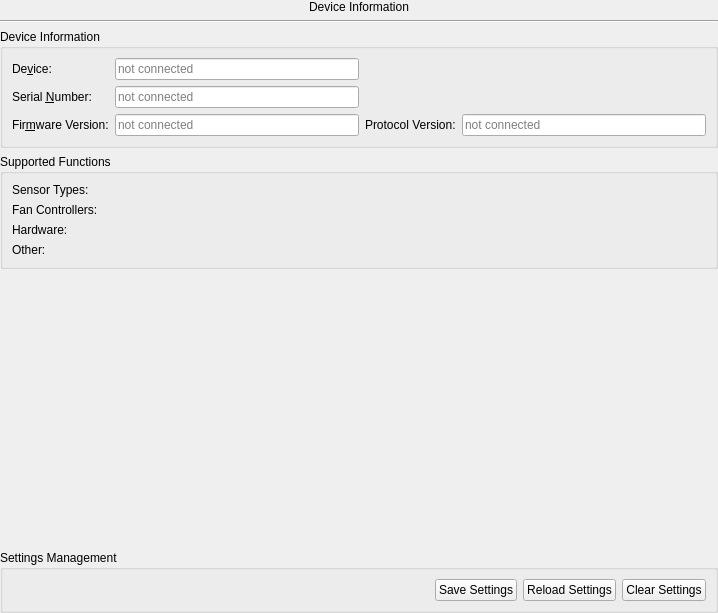
anorak-47/usb_led_fan_controller, file ui/widget_deviceinformation_form.ui: the form before one commit.
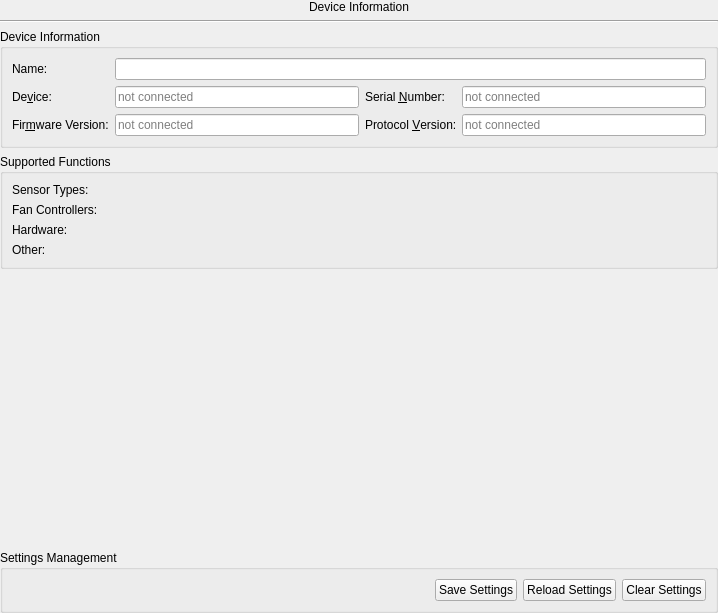
The form after the commit. Custom widgets are drawn as their Qt base class.

```diff
--- a/ui/widget_deviceinformation_form.ui
+++ b/ui/widget_deviceinformation_form.ui
@@ -52,7 +52,7 @@
       <item row="2" column="3">
        <widget class="QLabel" name="label_2">
         <property name="text">
-         <string>Protocol Version:</string>
+         <string>Protocol &amp;Version:</string>
         </property>
         <property name="buddy">
          <cstring>leProtocolVersion</cstring>
@@ -69,16 +69,6 @@
         </property>
        </widget>
       </item>
-      <item row="0" column="0">
-       <widget class="QLabel" name="label">
-        <property name="text">
-         <string>De&amp;vice:</string>
-        </property>
-        <property name="buddy">
-         <cstring>leDevice</cstring>
-        </property>
-       </widget>
-      </item>
       <item row="2" column="4">
        <widget class="QLineEdit" name="leProtocolVersion">
         <property name="readOnly">
@@ -89,7 +79,27 @@
         </property>
        </widget>
       </item>
-      <item row="1" column="0" colspan="2">
+      <item row="2" column="2">
+       <widget class="QLineEdit" name="leFirmwareVersion">
+        <property name="readOnly">
+         <bool>true</bool>
+        </property>
+        <property name="placeholderText">
+         <string>not connected</string>
+        </property>
+       </widget>
+      </item>
+      <item row="1" column="4">
+       <widget class="QLineEdit" name="leSerialNumber">
+        <property name="readOnly">
+         <bool>true</bool>
+        </property>
+        <property name="placeholderText">
+         <string>not connected</string>
+        </property>
+       </widget>
+      </item>
+      <item row="1" column="3">
        <widget class="QLabel" name="label_4">
         <property name="text">
          <string>Serial &amp;Number:</string>
@@ -99,27 +109,7 @@
         </property>
        </widget>
       </item>
-      <item row="2" column="2">
-       <widget class="QLineEdit" name="leFirmwareVersion">
-        <property name="readOnly">
-         <bool>true</bool>
-        </property>
-        <property name="placeholderText">
-         <string>not connected</string>
-        </property>
-       </widget>
-      </item>
       <item row="1" column="2">
-       <widget class="QLineEdit" name="leSerialNumber">
-        <property name="readOnly">
-         <bool>true</bool>
-        </property>
-        <property name="placeholderText">
-         <string>not connected</string>
-        </property>
-       </widget>
-      </item>
-      <item row="0" column="2">
        <widget class="QLineEdit" name="leDevice">
         <property name="sizePolicy">
          <sizepolicy hsizetype="Expanding" vsizetype="Fixed">
@@ -135,6 +125,30 @@
         </property>
        </widget>
       </item>
+      <item row="1" column="0">
+       <widget class="QLabel" name="label">
+        <property name="text">
+         <string>De&amp;vice:</string>
+        </property>
+        <property name="buddy">
+         <cstring>leDevice</cstring>
+        </property>
+       </widget>
+      </item>
+      <item row="0" column="0">
+       <widget class="QLabel" name="label_5">
+        <property name="text">
+         <string>Name:</string>
+        </property>
+       </widget>
+      </item>
+      <item row="0" column="2" colspan="3">
+       <widget class="QLineEdit" name="leName">
+        <property name="maxLength">
+         <number>20</number>
+        </property>
+       </widget>
+      </item>
      </layout>
     </widget>
    </item>
```
Left out of the diff: 1 changed line with no effect on the pictures.
